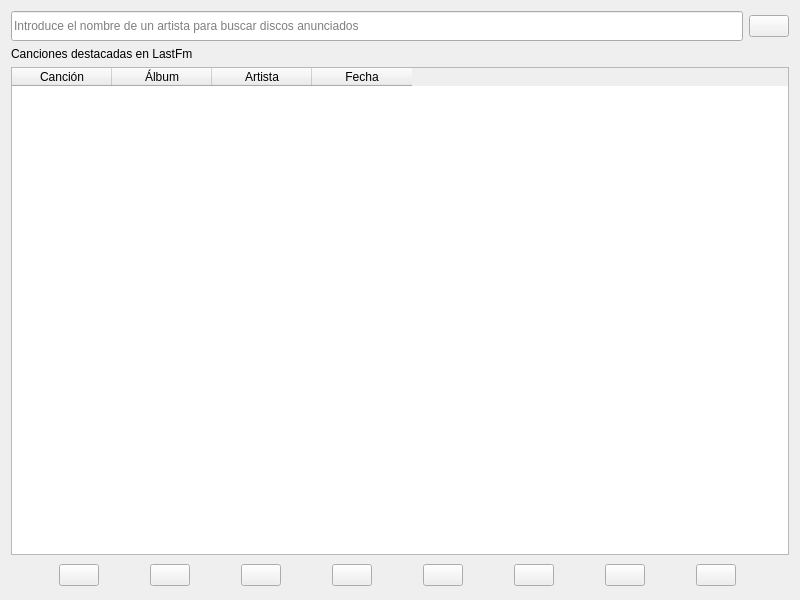
First picture: the form in ui/muspy_releases_module.ui, repository volteret4/mfuz, before the edit.
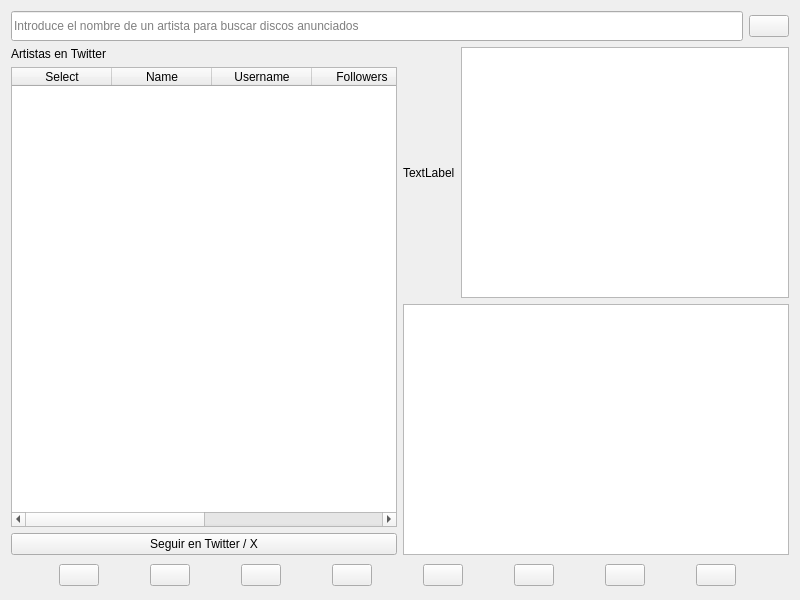
Second picture: the form after the edit. The open tabs and pages were chosen to show the change. Icons and pictures are not drawn.

Diff of the .ui file:
```diff
--- a/ui/muspy_releases_module.ui
+++ b/ui/muspy_releases_module.ui
@@ -341,13 +341,179 @@
                      </layout>
                     </widget>
                    </item>
+                  </layout>
+                 </widget>
+                </item>
+                <item>
+                 <widget class="QTextEdit" name="bluesky_selected_artist_mensajes">
+                  <property name="html">
+                   <string>&lt;!DOCTYPE HTML PUBLIC &quot;-//W3C//DTD HTML 4.0//EN&quot; &quot;http://www.w3.org/TR/REC-html40/strict.dtd&quot;&gt;
+&lt;html&gt;&lt;head&gt;&lt;meta name=&quot;qrichtext&quot; content=&quot;1&quot; /&gt;&lt;meta charset=&quot;utf-8&quot; /&gt;&lt;style type=&quot;text/css&quot;&gt;
+p, li { white-space: pre-wrap; }
+hr { height: 1px; border-width: 0; }
+li.unchecked::marker { content: &quot;\2610&quot;; }
+li.checked::marker { content: &quot;\2612&quot;; }
+&lt;/style&gt;&lt;/head&gt;&lt;body style=&quot; font-family:'Sans Serif'; font-size:9pt; font-weight:400; font-style:normal;&quot;&gt;
+&lt;p style=&quot; margin-top:0px; margin-bottom:0px; margin-left:0px; margin-right:0px; -qt-block-indent:0; text-indent:0px;&quot;&gt;Selecciona algún artista&lt;/p&gt;
+&lt;p style=&quot;-qt-paragraph-type:empty; margin-top:0px; margin-bottom:0px; margin-left:0px; margin-right:0px; -qt-block-indent:0; text-indent:0px;&quot;&gt;&lt;br /&gt;&lt;/p&gt;&lt;/body&gt;&lt;/html&gt;</string>
+                  </property>
+                 </widget>
+                </item>
+               </layout>
+              </widget>
+             </item>
+            </layout>
+           </widget>
+          </item>
+         </layout>
+        </widget>
+       </item>
+      </layout>
+     </widget>
+     <widget class="QWidget" name="twitter_users_page">
+      <layout class="QHBoxLayout" name="horizontalLayout_4">
+       <property name="leftMargin">
+        <number>0</number>
+       </property>
+       <property name="topMargin">
+        <number>0</number>
+       </property>
+       <property name="rightMargin">
+        <number>0</number>
+       </property>
+       <property name="bottomMargin">
+        <number>0</number>
+       </property>
+       <item>
+        <widget class="QWidget" name="twitter_users_widget" native="true">
+         <layout class="QHBoxLayout" name="horizontalLayout_6">
+          <property name="leftMargin">
+           <number>0</number>
+          </property>
+          <property name="topMargin">
+           <number>0</number>
+          </property>
+          <property name="rightMargin">
+           <number>0</number>
+          </property>
+          <property name="bottomMargin">
+           <number>0</number>
+          </property>
+          <item>
+           <widget class="QWidget" name="twitter_count_widget" native="true">
+            <layout class="QVBoxLayout" name="verticalLayout_21">
+             <property name="leftMargin">
+              <number>0</number>
+             </property>
+             <property name="topMargin">
+              <number>0</number>
+             </property>
+             <property name="rightMargin">
+              <number>0</number>
+             </property>
+             <property name="bottomMargin">
+              <number>0</number>
+             </property>
+             <item>
+              <widget class="QLabel" name="twitter_users_count_label">
+               <property name="text">
+                <string>Artistas en Twitter</string>
+               </property>
+              </widget>
+             </item>
+             <item>
+              <widget class="QTableWidget" name="twitter_users_table">
+               <column>
+                <property name="text">
+                 <string>Select</string>
+                </property>
+               </column>
+               <column>
+                <property name="text">
+                 <string>Name</string>
+                </property>
+               </column>
+               <column>
+                <property name="text">
+                 <string>Username</string>
+                </property>
+               </column>
+               <column>
+                <property name="text">
+                 <string>Followers</string>
+                </property>
+               </column>
+               <column>
+                <property name="text">
+                 <string>Following</string>
+                </property>
+               </column>
+               <column>
+                <property name="text">
+                 <string>Tweets</string>
+                </property>
+               </column>
+              </widget>
+             </item>
+             <item>
+              <widget class="QPushButton" name="seguir_twitter">
+               <property name="text">
+                <string>Seguir en Twitter / X</string>
+               </property>
+              </widget>
+             </item>
+            </layout>
+           </widget>
+          </item>
+          <item>
+           <widget class="QWidget" name="twitter_user_panel" native="true">
+            <layout class="QVBoxLayout" name="verticalLayout_20">
+             <property name="leftMargin">
+              <number>0</number>
+             </property>
+             <property name="topMargin">
+              <number>0</number>
+             </property>
+             <property name="rightMargin">
+              <number>0</number>
+             </property>
+             <property name="bottomMargin">
+              <number>0</number>
+             </property>
+             <item>
+              <widget class="QWidget" name="twitter_user_profile" native="true">
+               <layout class="QHBoxLayout" name="horizontalLayout_5">
+                <property name="leftMargin">
+                 <number>0</number>
+                </property>
+                <property name="topMargin">
+                 <number>0</number>
+                </property>
+                <property name="rightMargin">
+                 <number>0</number>
+                </property>
+                <property name="bottomMargin">
+                 <number>0</number>
+                </property>
+                <item>
+                 <widget class="QWidget" name="twitter_foto_widget" native="true">
+                  <layout class="QVBoxLayout" name="verticalLayout_22">
+                   <property name="leftMargin">
+                    <number>0</number>
+                   </property>
+                   <property name="topMargin">
+                    <number>0</number>
+                   </property>
+                   <property name="rightMargin">
+                    <number>0</number>
+                   </property>
+                   <property name="bottomMargin">
+                    <number>0</number>
+                   </property>
                    <item>
-                    <widget class="QLabel" name="bluesky_selected_artist_label">
+                    <widget class="QLabel" name="twitter_foto_label">
                      <property name="text">
-                      <string>Foto perfil del artista</string>
-                     </property>
-                     <property name="alignment">
-                      <set>Qt::AlignmentFlag::AlignCenter</set>
+                      <string>TextLabel</string>
                      </property>
                     </widget>
                    </item>
@@ -355,7 +521,46 @@
                  </widget>
                 </item>
                 <item>
-                 <widget class="QTextEdit" name="bluesky_selected_artist_mensajes"/>
+                 <widget class="QWidget" name="widget_12" native="true">
+                  <layout class="QVBoxLayout" name="verticalLayout_23">
+                   <property name="leftMargin">
+                    <number>0</number>
+                   </property>
+                   <property name="topMargin">
+                    <number>0</number>
+                   </property>
+                   <property name="rightMargin">
+                    <number>0</number>
+                   </property>
+                   <property name="bottomMargin">
+                    <number>0</number>
+                   </property>
+                   <item>
+                    <widget class="QTextEdit" name="twitter_textEdit"/>
+                   </item>
+                  </layout>
+                 </widget>
+                </item>
+               </layout>
+              </widget>
+             </item>
+             <item>
+              <widget class="QWidget" name="widget_11" native="true">
+               <layout class="QVBoxLayout" name="verticalLayout_24">
+                <property name="leftMargin">
+                 <number>0</number>
+                </property>
+                <property name="topMargin">
+                 <number>0</number>
+                </property>
+                <property name="rightMargin">
+                 <number>0</number>
+                </property>
+                <property name="bottomMargin">
+                 <number>0</number>
+                </property>
+                <item>
+                 <widget class="QTextEdit" name="twitter_user_msg"/>
                 </item>
                </layout>
               </widget>
```
Left out of the diff: 123 changed lines with no effect on the pictures.
